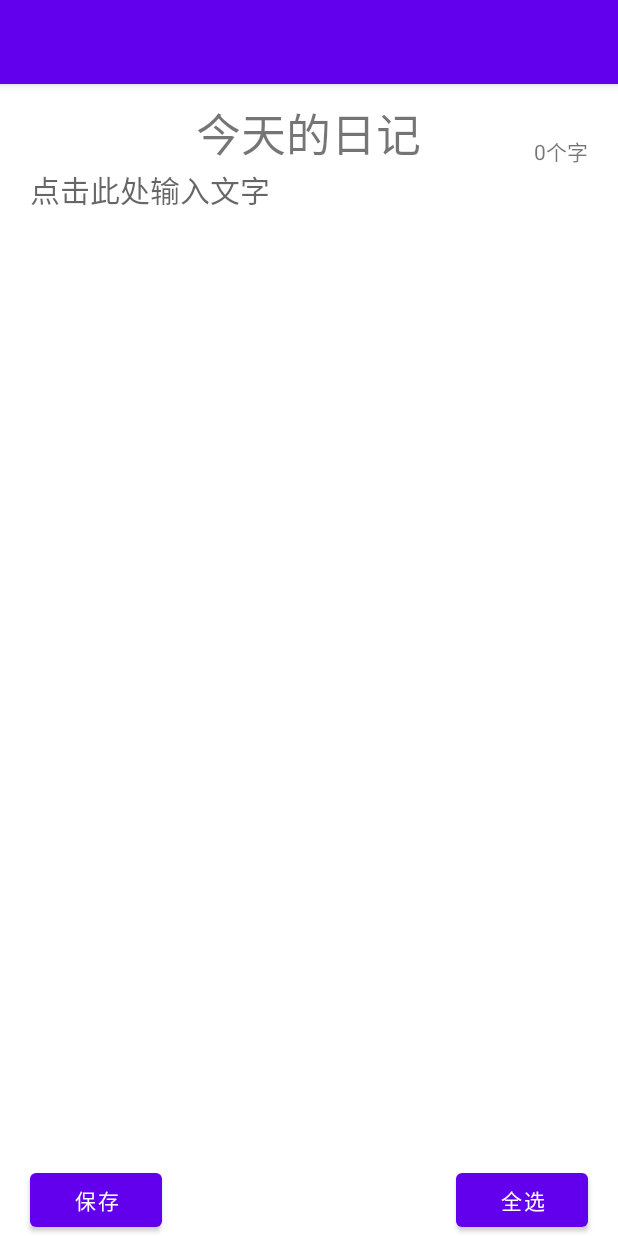
After one commit to Umi7899/MyLogApp, an Android app: the LogToday screen opened directly, with no data from a screen before it, on a phone screen of 412 x 824 dp. The commit adds this screen. Run offline under Robolectric (Android 15) with nearby library versions, the phone set to English and light mode, and no system bars.

Commit message:
初步实现了新建、编写、保存的功能。

```diff
--- a/app/src/main/AndroidManifest.xml
+++ b/app/src/main/AndroidManifest.xml
@@ -10,6 +10,9 @@
         android:supportsRtl="true"
         android:theme="@style/Theme.MyLogApp">
         <activity
+            android:name=".LogToday"
+            android:exported="true" />
+        <activity
             android:name=".MainActivity"
             android:exported="true">
             <intent-filter>
--- /dev/null
+++ b/app/src/main/java/com/example/mylogapp/LogToday.java
@@ -0,0 +1,97 @@
+package com.example.mylogapp;
+
+import androidx.appcompat.app.AppCompatActivity;
+
+import android.content.Context;
+import android.os.Bundle;
+import android.text.TextUtils;
+import android.view.View;
+import android.widget.Button;
+import android.widget.EditText;
+
+import java.io.BufferedReader;
+import java.io.BufferedWriter;
+import java.io.FileInputStream;
+import java.io.FileOutputStream;
+import java.io.IOException;
+import java.io.InputStreamReader;
+import java.io.OutputStreamWriter;
+
+public class LogToday extends AppCompatActivity {
+
+    private EditText Content;
+
+    @Override
+    protected void onCreate(Bundle savedInstanceState) {
+        super.onCreate(savedInstanceState);
+        setContentView(R.layout.activity_log_today);
+        Content = (EditText) findViewById(R.id.Content);
+        String inputText=load();
+        if(!TextUtils.isEmpty(inputText)){
+            Content.setText(inputText);
+            Content.setSelection(inputText.length());
+        }
+    }
+
+    //重写onDestroy方法，在退出编辑返回首页的时候获得输入内容
+    @Override
+    protected void onDestroy() {
+        super.onDestroy();
+        String inputText=Content.getText().toString();
+        save(inputText);
+    }
+
+    public void save(String inputText) {
+        FileOutputStream out=null;
+        BufferedWriter writer=null;
+        try{//文本写入文件
+            out=openFileOutput("data", Context.MODE_PRIVATE);
+            writer=new BufferedWriter(new OutputStreamWriter(out));
+            writer.write(inputText);
+        }catch (IOException e) {//异常处理
+            e.printStackTrace();
+        }finally {
+            try {
+                if (writer != null) {
+                    writer.close();
+                }
+            } catch (IOException e) {
+                e.printStackTrace();
+            }
+        }
+    }
+
+    public String load(){
+        FileInputStream in=null;
+        BufferedReader reader=null;
+        StringBuilder content=new StringBuilder();
+        try{
+            in=openFileInput("data");
+            reader=new BufferedReader(new InputStreamReader(in));
+            String line="";
+            //逐行读取写入content
+            while((line=reader.readLine())!=null){
+                content.append(line);
+            }
+        }catch (IOException e) {//异常处理
+            e.printStackTrace();
+        }finally {
+            try {
+                if (reader != null) {
+                    reader.close();
+                }
+            } catch (IOException e) {
+                e.printStackTrace();
+            }
+        }
+        return content.toString();
+    }
+//        Button save=(Button) findViewById(R.id.save);
+//        save.setOnClickListener(new View.OnClickListener() {
+//            @Override
+//            public void onClick(View view) {
+//
+//            }
+//        });
+
+}
--- /dev/null
+++ b/app/src/main/res/layout/activity_log_today.xml
@@ -0,0 +1,59 @@
+<?xml version="1.0" encoding="utf-8"?>
+<RelativeLayout xmlns:android="http://schemas.android.com/apk/res/android"
+    xmlns:app="http://schemas.android.com/apk/res-auto"
+    xmlns:tools="http://schemas.android.com/tools"
+    android:layout_width="match_parent"
+    android:layout_height="match_parent">
+    <TextView
+        android:id="@+id/Title"
+        android:layout_width="wrap_content"
+        android:layout_height="wrap_content"
+        android:layout_alignParentTop="true"
+        android:layout_centerHorizontal="true"
+        android:layout_marginTop="10dp"
+        android:text="今天的日记"
+        android:textSize="30dp"/>
+
+    <EditText
+        android:id="@+id/Content"
+        android:layout_width="wrap_content"
+        android:layout_height="wrap_content"
+        android:ems="10"
+        android:minLines="17"
+        android:inputType="textMultiLine"
+        android:hint="点击此处输入文字"
+        android:background="@null"
+        android:layout_marginLeft="20dp"
+        android:layout_marginRight="20dp"
+        android:layout_alignParentStart="true"
+        android:layout_above="@+id/save"
+        android:layout_alignParentEnd="true"
+        android:layout_below="@+id/Title"
+        android:gravity="left|top"
+        android:textSize="20dp"/>
+
+    <Button
+        android:id="@+id/save"
+        android:layout_width="wrap_content"
+        android:layout_height="wrap_content"
+        android:text="保存"
+        android:layout_alignParentBottom="true"
+        android:layout_alignStart="@+id/Content" />
+
+    <Button
+        android:id="@+id/select_all"
+        android:layout_width="wrap_content"
+        android:layout_height="wrap_content"
+        android:text="全选"
+        android:layout_alignParentBottom="true"
+        android:layout_alignEnd="@+id/Content" />
+
+    <TextView
+        android:id="@+id/count_words"
+        android:layout_width="wrap_content"
+        android:layout_height="wrap_content"
+        android:layout_alignBottom="@+id/Title"
+        android:layout_alignEnd="@+id/Content"
+        android:text="0个字" />
+
+</RelativeLayout>
--- a/app/src/main/res/layout/activity_main.xml
+++ b/app/src/main/res/layout/activity_main.xml
@@ -17,7 +17,7 @@
         android:format12Hour="yyyy年MM月dd日"
         android:format24Hour="yyyy年MM月dd日" />
     <ImageButton
-        android:id="@+id/imageButton"
+        android:id="@+id/log_today"
         android:layout_width="wrap_content"
         android:layout_height="wrap_content"
         android:layout_marginTop="50dp"
@@ -25,7 +25,7 @@
         android:layout_gravity="center"
         />
     <ImageButton
-        android:id="@+id/imageButton2"
+        android:id="@+id/log_before"
         android:layout_width="wrap_content"
         android:layout_marginTop="50dp"
         android:layout_height="wrap_content"
```
Also changed, not shown: app/src/main/java/com/example/mylogapp/MainActivity.java (+12 -0 lines).
